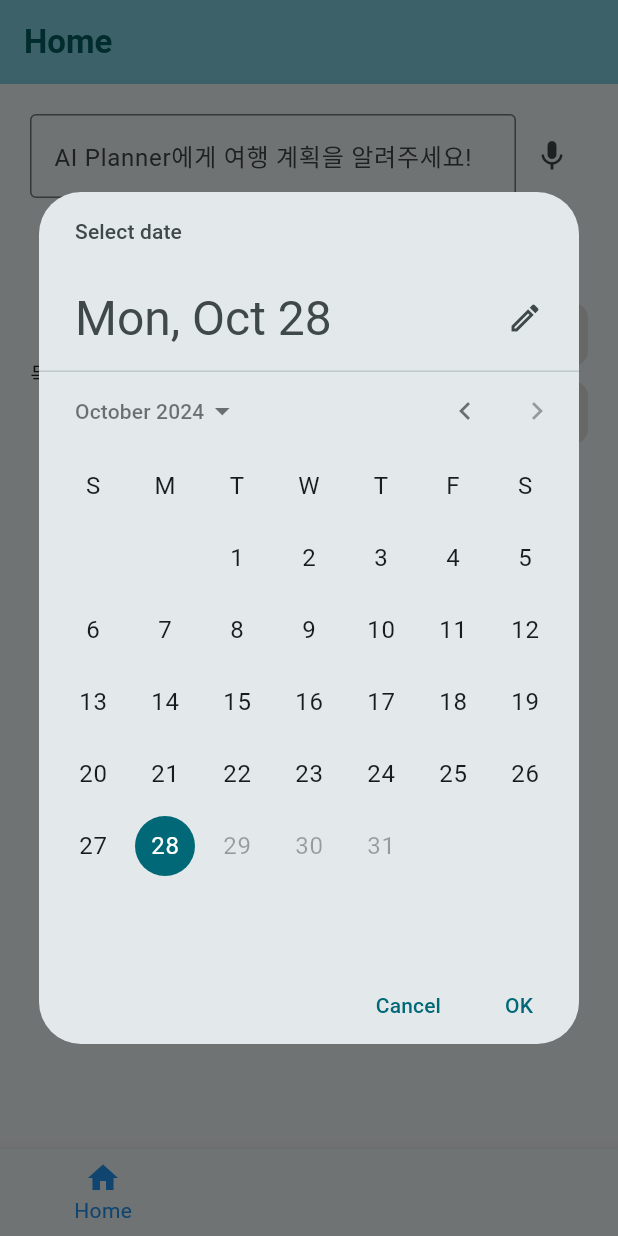
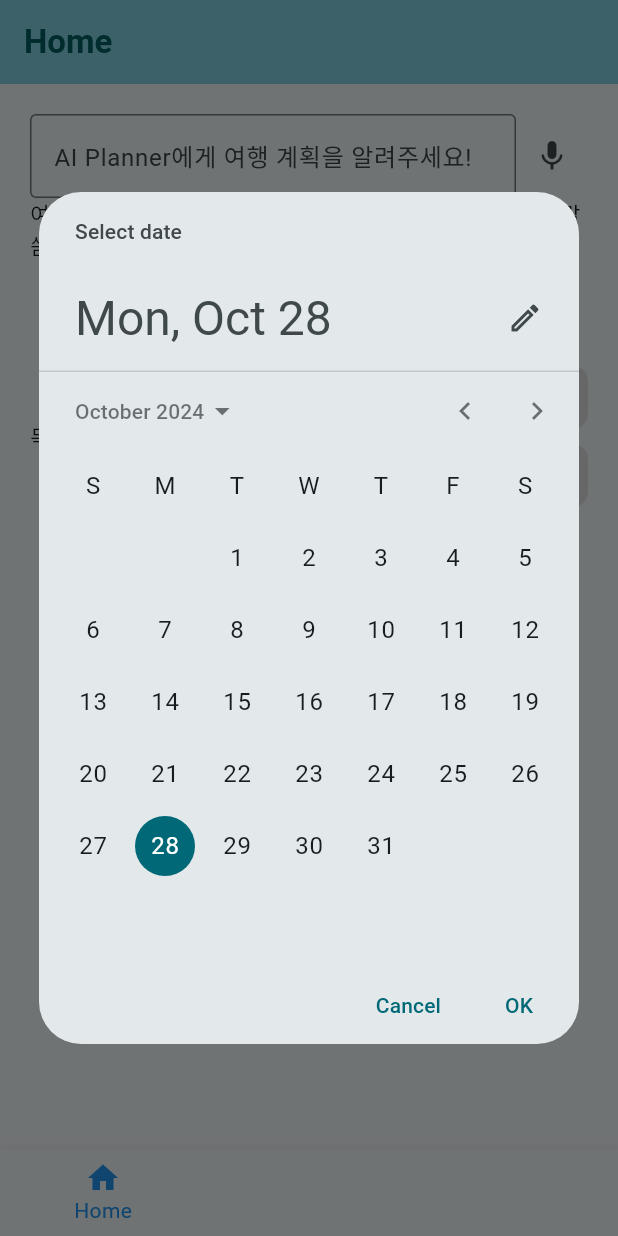
Before and after one commit to clapkong/Final_Travel_Planner, a Flutter app: the screen it shows after launch, after a tap on "From", on a phone screen of 412 x 824 dp. Run offline on Flutter 3.47's test engine with Material 3 defaults, Android fonts, the phone set to English and light mode, and no system bars; drawn by our look-alikes of csc_picker; Roboto replaces fonts that are missing (Pretendard).

Commit message:
오늘 이후로 날짜가 설정 안되는 오류 해결

```diff
--- a/lib/main.dart
+++ b/lib/main.dart
@@ -157,6 +157,7 @@ class _HomePageState extends State<HomePage> {
               ),
             ],
           ),
+          Text('여행 스타일, 특이사항, 선호하는 교통수단, 숙소 등을 편하게 말씀해주세요!'),
           SizedBox(height:40),
           Text('Give us a little more information about your joruney :)'),
           SizedBox(height: 10),
@@ -260,7 +261,7 @@ class _HomePageState extends State<HomePage> {
           ),
           Text(address),
           //여행 기간
-          SizedBox(height:20),
+          SizedBox(height:10),
           Row(
             mainAxisAlignment: MainAxisAlignment.center,
             children:[
@@ -272,7 +273,7 @@ class _HomePageState extends State<HomePage> {
                     context: context,
                     initialDate: date_from,
                     firstDate: DateTime(2000),
-                    lastDate: DateTime.now(),
+                    lastDate: DateTime(3000),
                   );
                   if(selectedDate != null){
                     setState((){
@@ -292,7 +293,7 @@ class _HomePageState extends State<HomePage> {
                     context: context,
                     initialDate: date,
                     firstDate: DateTime(2000),
-                    lastDate: DateTime.now(),
+                    lastDate: DateTime(3000),
                   );
                   if(selectedDate != null){
                     setState((){
```
